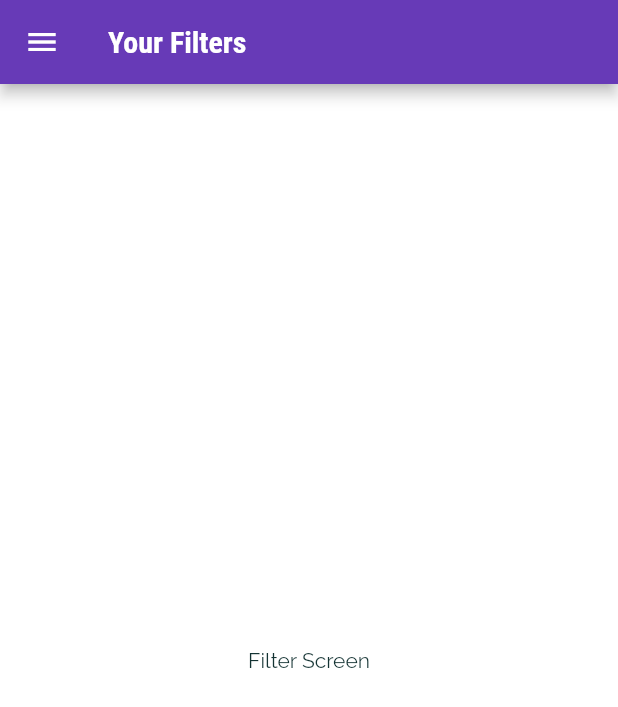
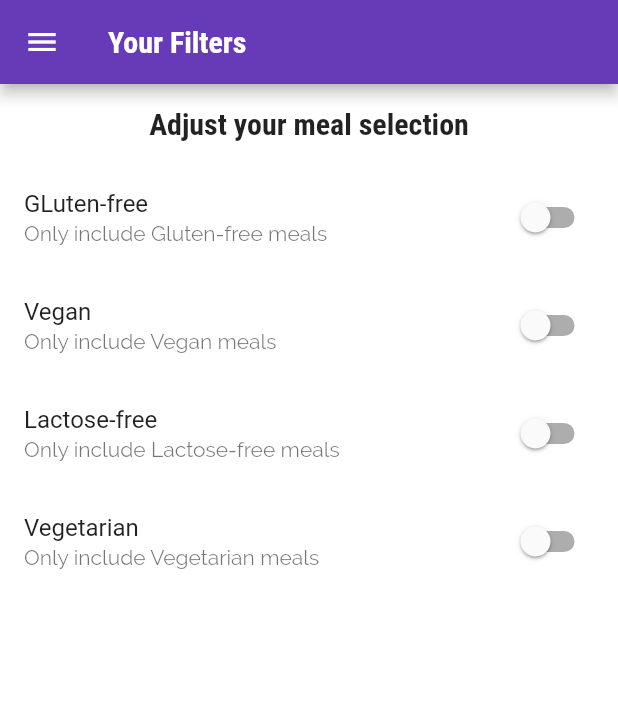
Before and after one commit to marizvi/Meals_App, a Flutter app: the FilterScreen screen opened by its route, on a phone screen of 412 x 824 dp. Shown: the top 707 px of the screen. Run offline on Flutter 3.47's test engine with Material 2 defaults, Android fonts, the phone set to English and light mode, and no system bars; missing offline and left inert: dart:ffi; statements that could not run were skipped.

Commit message:
filterscreen

```diff
--- a/lib/screens/filters_screen.dart
+++ b/lib/screens/filters_screen.dart
@@ -1,7 +1,19 @@
+import 'dart:ffi';
+
 import 'package:flutter/material.dart';
 import 'package:my_app/widgets/main_drawer.dart';
 
-class FilterScreen extends StatelessWidget {
+class FilterScreen extends StatefulWidget {
+  @override
+  _FilterScreenState createState() => _FilterScreenState();
+}
+
+class _FilterScreenState extends State<FilterScreen> {
+  bool _glutenFree = false;
+  bool _vegetarian = false;
+  bool _vegan = false;
+  bool _lactoseFree = false;
+
   @override
   Widget build(BuildContext context) {
     return Scaffold(
@@ -9,8 +21,58 @@ class FilterScreen extends StatelessWidget {
           title: Text("Your Filters"),
         ),
         drawer: MainDrawer(),
-        body: Center(
-          child: Text("Filter Screen"),
+        body: Column(
+          children: [
+            Container(
+              padding: EdgeInsets.all(15),
+              child: Text(
+                "Adjust your meal selection",
+                style: Theme.of(context).textTheme.title,
+              ),
+            ),
+            Expanded(
+              child: ListView(
+                children: [
+                  SwitchListTile(
+                      title: Text("GLuten-free"),
+                      subtitle: Text('Only include Gluten-free meals'),
+                      value: _glutenFree,
+                      onChanged: (newValue) {
+                        setState(() {
+                          _glutenFree = newValue;
+                        });
+                      }),
+                  SwitchListTile(
+                      title: Text("Vegan"),
+                      subtitle: Text('Only include Vegan meals'),
+                      value: _vegan,
+                      onChanged: (newValue) {
+                        setState(() {
+                          _vegan = newValue;
+                        });
+                      }),
+                  SwitchListTile(
+                      title: Text("Lactose-free"),
+                      subtitle: Text('Only include Lactose-free meals'),
+                      value: _lactoseFree,
+                      onChanged: (newValue) {
+                        setState(() {
+                          _lactoseFree = newValue;
+                        });
+                      }),
+                  SwitchListTile(
+                      title: Text("Vegetarian"),
+                      subtitle: Text('Only include Vegetarian meals'),
+                      value: _vegetarian,
+                      onChanged: (newValue) {
+                        setState(() {
+                          _vegetarian = newValue;
+                        });
+                      })
+                ],
+              ),
+            )
+          ],
         ));
   }
 }
```
